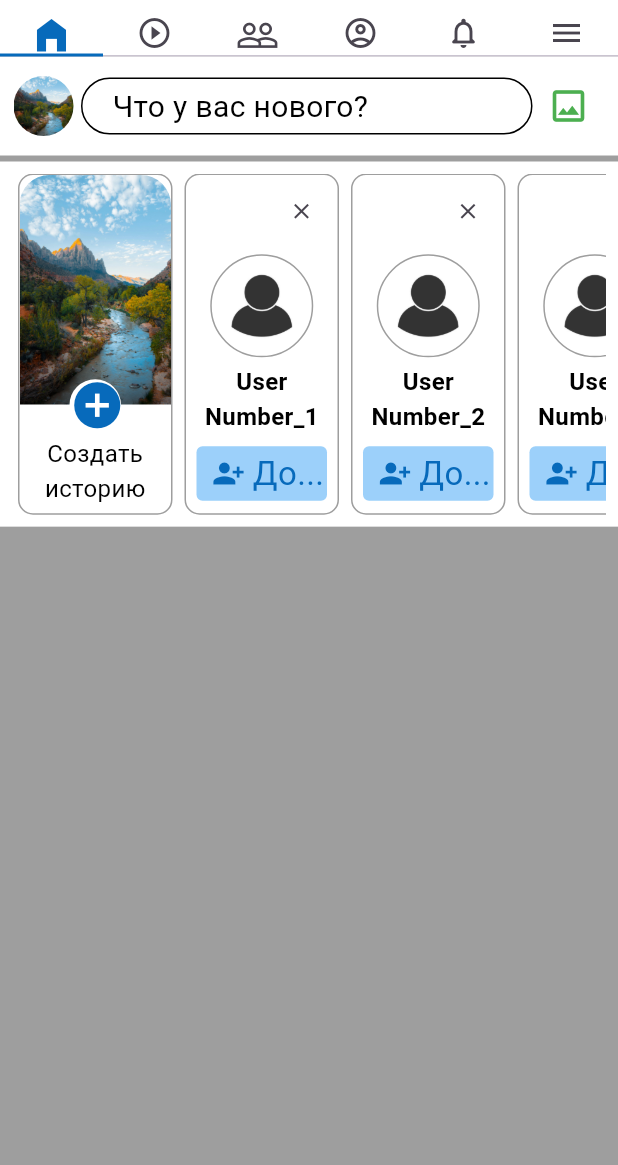
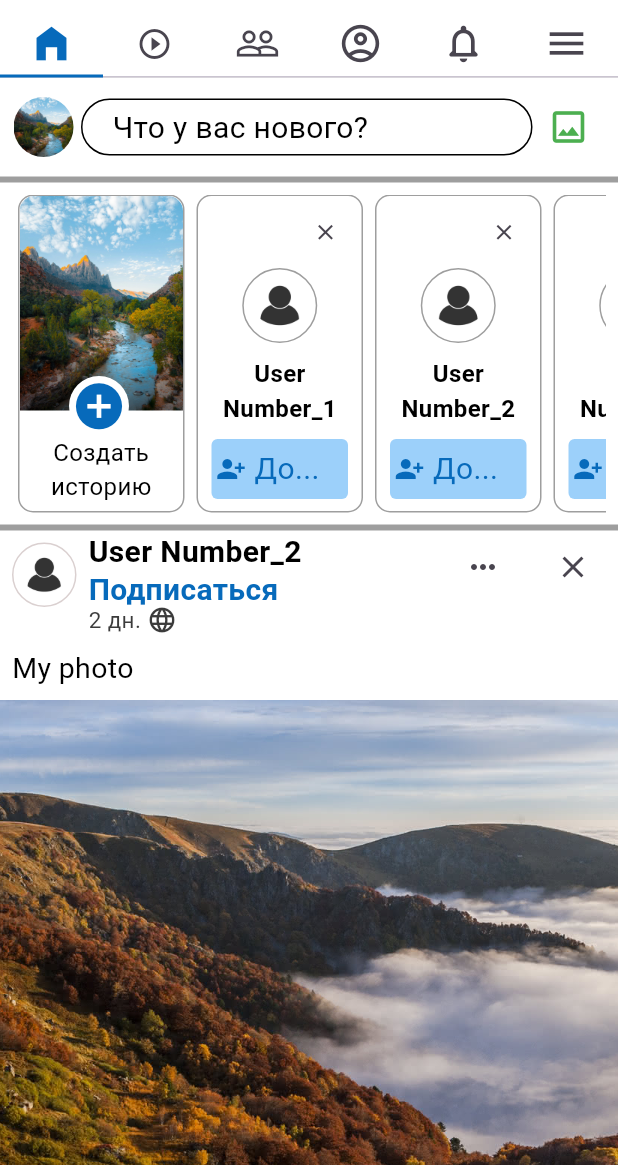
Before and after one commit to NarekMatevosyan/facebook, a Flutter app: the screen it shows after launch, after a tap on the "close" icon, on a phone screen of 412 x 824 dp, the part 71-1236 px from its top. Run offline on Flutter 3.47's test engine with Material 3 defaults, Android fonts, the phone set to English and light mode, and no system bars.

Commit message:
home_screen_content_posts

```diff
--- a/lib/features/home/app_bar.dart/second_sliver_app_bar.dart
+++ b/lib/features/home/app_bar.dart/second_sliver_app_bar.dart
@@ -2,17 +2,17 @@ import 'package:flutter/material.dart';
 
 class SecondSliverAppBar extends SliverPersistentHeaderDelegate {
   @override
-  double get minExtent => 29.0;
+  double get minExtent => 43.0;
 
   @override
-  double get maxExtent => 29.0;
+  double get maxExtent => 43.0;
 
   @override
   Widget build(
       BuildContext context, double shrinkOffset, bool overlapsContent) {
     return Container(
       color: Colors.white,
-      height: 29.0,
+      height: 43.0,
       child: const TabBar(
         labelColor: Color.fromARGB(255, 7, 106, 187),
         indicatorColor: Color.fromARGB(255, 7, 106, 187),
@@ -21,7 +21,7 @@ class SecondSliverAppBar extends SliverPersistentHeaderDelegate {
           Tab(
             icon: Icon(
               Icons.home_filled,
-              size: 29.0,
+              size: 30.0,
             ),
           ),
           Tab(
@@ -31,15 +31,25 @@ class SecondSliverAppBar extends SliverPersistentHeaderDelegate {
           Tab(
             icon: Icon(
               Icons.people_outline,
-              size: 29.0,
+              size: 30.0,
             ),
           ),
           Tab(
-            icon: Icon(Icons.account_circle_outlined),
+            icon: Icon(
+              Icons.account_circle_outlined,
+              size: 30.0,
+            ),
           ),
-          Tab(icon: Icon(Icons.notifications_none_rounded)),
           Tab(
-            icon: Icon(Icons.menu),
+              icon: Icon(
+            Icons.notifications_none_rounded,
+            size: 30.0,
+          )),
+          Tab(
+            icon: Icon(
+              Icons.menu,
+              size: 30.0,
+            ),
           ),
         ],
       ),
--- a/lib/features/home/home_screen.dart
+++ b/lib/features/home/home_screen.dart
@@ -1,6 +1,7 @@
 import 'package:flutter/material.dart';
 
 import 'package:flutter_facebook/features/home/app_bar.dart/custom_app_bar.dart';
+import 'package:flutter_facebook/features/home/widgets/home_screen_content.dart';
 import 'package:flutter_facebook/features/home/widgets/rec_users_section.dart';
 import 'package:flutter_facebook/features/home/widgets/user_tools.dart';
 import 'app_bar.dart/second_sliver_app_bar.dart';
@@ -12,6 +13,7 @@ class HomeScreen extends StatelessWidget {
   Widget build(BuildContext context) {
     return DefaultTabController(
       length: 6,
+      child: SafeArea(
         child: Scaffold(
           backgroundColor: Colors.grey,
           body: CustomScrollView(
@@ -33,12 +35,15 @@ class HomeScreen extends StatelessWidget {
                       color: Colors.white,
                       child: const RecUsersSection(),
                     ),
+                    const SizedBox(height: 4.0),
+                    const HomeScreenContent(),
                   ],
                 ),
               ),
             ],
           ),
         ),
+      ),
     );
   }
 }
--- a/lib/features/home/models/content_view_model.dart
+++ /dev/null
@@ -1,12 +0,0 @@
-import 'package:flutter_facebook/features/home/models/user_view_model.dart';
-
-class ContentViewModel {
-  final List<String> recPhotos;
-  final List<String> recReels;
-  final List<UserViewModel> recUsers;
-
-  ContentViewModel(
-      {required this.recPhotos,
-      required this.recReels,
-      required this.recUsers});
-}
--- /dev/null
+++ b/lib/features/home/models/post_view_model.dart
@@ -0,0 +1,20 @@
+import 'package:flutter_facebook/features/home/models/user_view_model.dart';
+
+class PostViewModel {
+  final String image;
+  final String description;
+  final UserViewModel poster;
+  final int postTime;
+  final int likes;
+  final int comments;
+  final int shares;
+
+  PostViewModel(
+      {required this.postTime,
+      required this.description,
+      required this.image,
+      required this.poster,
+      required this.likes,
+      required this.comments,
+      required this.shares});
+}
--- /dev/null
+++ b/lib/features/home/widgets/action_buttons_section.dart
@@ -0,0 +1,145 @@
+import 'package:flutter/material.dart';
+
+class ActionSectionButtons extends StatelessWidget {
+  const ActionSectionButtons({super.key});
+
+  @override
+  Widget build(BuildContext context) {
+    final width = MediaQuery.of(context).size.width;
+    return Row(
+      crossAxisAlignment: CrossAxisAlignment.start,
+      children: [
+        SizedBox(
+          width: width / 4.8,
+          child: TextButton(
+            style: ButtonStyle(
+              shape: MaterialStateProperty.all<OutlinedBorder>(
+                const RoundedRectangleBorder(
+                  borderRadius: BorderRadius.zero,
+                ),
+              ),
+            ),
+            child: const Column(
+              children: [
+                Padding(
+                  padding: EdgeInsets.only(top: 3.0),
+                  child: Icon(
+                    Icons.thumb_up_alt_outlined,
+                    color: Color.fromARGB(255, 109, 107, 107),
+                    size: 15.0,
+                  ),
+                ),
+                Text(
+                  'Нравиться',
+                  style: TextStyle(
+                    fontSize: 15.0,
+                    color: Color.fromARGB(255, 109, 107, 107),
+                  ),
+                  maxLines: 1,
+                  overflow: TextOverflow.ellipsis,
+                ),
+              ],
+            ),
+            onPressed: () {},
+          ),
+        ),
+        SizedBox(
+          width: width / 3,
+          child: TextButton(
+            style: ButtonStyle(
+              shape: MaterialStateProperty.all<OutlinedBorder>(
+                const RoundedRectangleBorder(
+                  borderRadius: BorderRadius.zero,
+                ),
+              ),
+            ),
+            child: const Column(
+              children: [
+                Padding(
+                  padding: EdgeInsets.only(top: 3.0),
+                  child: Icon(
+                    Icons.message_outlined,
+                    color: Color.fromARGB(255, 109, 107, 107),
+                    size: 15.0,
+                  ),
+                ),
+                Text(
+                  'Комментировать',
+                  style: TextStyle(
+                    fontSize: 15.0,
+                    color: Color.fromARGB(255, 109, 107, 107),
+                  ),
+                ),
+              ],
+            ),
+            onPressed: () {},
+          ),
+        ),
+        SizedBox(
+          width: width / 4.5,
+          child: TextButton(
+            style: ButtonStyle(
+              shape: MaterialStateProperty.all<OutlinedBorder>(
+                const RoundedRectangleBorder(
+                  borderRadius: BorderRadius.zero,
+                ),
+              ),
+            ),
+            child: const Column(
+              children: [
+                Padding(
+                  padding: EdgeInsets.only(top: 3.0),
+                  child: Icon(
+                    Icons.send_sharp,
+                    color: Color.fromARGB(255, 109, 107, 107),
+                    size: 15.0,
+                  ),
+                ),
+                Text(
+                  'Отправить',
+                  style: TextStyle(
+                    fontSize: 15.0,
+                    color: Color.fromARGB(255, 109, 107, 107),
+                  ),
+                ),
+              ],
+            ),
+            onPressed: () {},
+          ),
+        ),
+        SizedBox(
+          width: width / 4.26,
+          child: TextButton(
+            style: ButtonStyle(
+              shape: MaterialStateProperty.all<OutlinedBorder>(
+                const RoundedRectangleBorder(
+                  borderRadius: BorderRadius.zero,
+                ),
+              ),
+            ),
+            child: const Column(
+              children: [
+                Padding(
+                  padding: EdgeInsets.only(top: 3.0),
+                  child: Icon(
+                    Icons.share,
+                    color: Color.fromARGB(255, 109, 107, 107),
+                    size: 15.0,
+                  ),
+                ),
+                Text(
+                  'Поделиться',
+                  style: TextStyle(
+                    fontSize: 15.0,
+                    color: Color.fromARGB(255, 109, 107, 107),
+                  ),
+                ),
+              ],
+            ),
+            onPressed: () {},
+          ),
+        ),
+      ],
+    );
+  }
+}
--- /dev/null
+++ b/lib/features/home/widgets/action_section.dart
@@ -0,0 +1,79 @@
+import 'package:flutter/material.dart';
+import 'package:flutter_facebook/features/home/widgets/action_buttons_section.dart';
+
+class ActionSection extends StatelessWidget {
+  const ActionSection(
+      {super.key,
+      required this.likes,
+      required this.comments,
+      required this.shares});
+
+  final int likes;
+  final int comments;
+  final int shares;
+
+  @override
+  Widget build(BuildContext context) {
+    return Column(
+      children: [
+        Padding(
+          padding: const EdgeInsets.all(8.0),
+          child: Row(
+            children: [
+              Container(
+                height: 17.0,
+                width: 17.0,
+                decoration: const BoxDecoration(
+                    color: Colors.blue, shape: BoxShape.circle),
+                child: const Icon(
+                  Icons.thumb_up,
+                  color: Colors.white,
+                  size: 10.0,
+                ),
+              ),
+              const Text(
+                '😊 ',
+                style: TextStyle(
+                  fontSize: 15,
+                ),
+              ),
+              Text(
+                '$likes',
+                style: const TextStyle(
+                  color: Color.fromARGB(255, 109, 107, 107),
+                ),
+              ),
+              const Spacer(),
+              Text(
+                '$comments Комментария',
+                style: const TextStyle(
+                  color: Color.fromARGB(255, 109, 107, 107),
+                ),
+              ),
+              const SizedBox(
+                width: 10.0,
+              ),
+              Padding(
+                padding: const EdgeInsets.only(right: 3.0),
+                child: Text(
+                  'Поделились: $shares',
+                  style: const TextStyle(
+                    color: Color.fromARGB(255, 109, 107, 107),
+                  ),
+                ),
+              ),
+            ],
+          ),
+        ),
+        Padding(
+          padding: const EdgeInsets.symmetric(horizontal: 10.0),
+          child: Container(
+            height: 1.0,
+            color: Colors.grey,
+          ),
+        ),
+        const ActionSectionButtons(),
+      ],
+    );
+  }
+}
--- /dev/null
+++ b/lib/features/home/widgets/home_screen_content.dart
@@ -0,0 +1,63 @@
+import 'package:flutter/material.dart';
+import 'package:flutter_facebook/features/home/widgets/post.dart';
+import 'package:flutter_facebook/features/home/models/post_view_model.dart';
+import 'package:flutter_facebook/features/home/models/user_view_model.dart';
+
+class HomeScreenContent extends StatelessWidget {
+  const HomeScreenContent({super.key});
+
+  @override
+  Widget build(BuildContext context) {
+    return Column(
+      children: [
+        Post(
+          post: PostViewModel(
+            image: 'assets/images/massif.jpg',
+            description: 'My photo',
+            postTime: 2,
+            poster: UserViewModel(
+                id: 2,
+                surname: 'Number_2',
+                name: 'User',
+                avatar: 'assets/images/rec_user_photo.jpg'),
+            likes: 201,
+            comments: 13,
+            shares: 2,
+          ),
+        ),
+        const SizedBox(height: 4.0),
+        Post(
+          post: PostViewModel(
+            image: 'assets/images/landscape.jpg',
+            description: 'My photo',
+            postTime: 4,
+            poster: UserViewModel(
+                id: 5,
+                surname: 'Number_5',
+                name: 'User',
+                avatar: 'assets/images/rec_user_photo.jpg'),
+            likes: 217,
+            comments: 64,
+            shares: 48,
+          ),
+        ),
+        const SizedBox(height: 4.0),
+        Post(
+          post: PostViewModel(
+            image: 'assets/images/mountain.jpg',
+            description: 'My photo',
+            postTime: 8,
+            poster: UserViewModel(
+                id: 3,
+                surname: 'Number_3',
+                name: 'User',
+                avatar: 'assets/images/rec_user_photo.jpg'),
+            likes: 8,
+            comments: 2,
+            shares: 0,
+          ),
+        ),
+      ],
+    );
+  }
+}
--- /dev/null
+++ b/lib/features/home/widgets/post.dart
@@ -0,0 +1,38 @@
+import 'package:flutter/material.dart';
+import 'package:flutter_facebook/features/home/models/post_view_model.dart';
+import 'package:flutter_facebook/features/home/widgets/action_section.dart';
+import 'package:flutter_facebook/features/home/widgets/post_header.dart';
+
+class Post extends StatelessWidget {
+  const Post({super.key, required this.post});
+
+  final PostViewModel post;
+
+  @override
+  Widget build(BuildContext context) {
+    return Container(
+      color: Colors.white,
+      child: Column(
+        children: [
+          PostHeader(
+            postTime: post.postTime,
+            posterAvatar: post.poster.avatar,
+            posterName: '${post.poster.name} ${post.poster.surname}',
+            postDescription: post.description,
+          ),
+          Container(
+            height: 450.0,
+            decoration: BoxDecoration(
+              image: DecorationImage(
+                fit: BoxFit.cover,
+                image: AssetImage(post.image),
+              ),
+            ),
+          ),
+          ActionSection(
+              likes: post.likes, comments: post.comments, shares: post.shares),
+        ],
+      ),
+    );
+  }
+}
--- /dev/null
+++ b/lib/features/home/widgets/post_header.dart
@@ -0,0 +1,108 @@
+import 'package:flutter/material.dart';
+
+class PostHeader extends StatelessWidget {
+  const PostHeader(
+      {super.key,
+      required this.posterAvatar,
+      required this.posterName,
+      required this.postDescription,
+      required this.postTime});
+  final String posterAvatar;
+  final String posterName;
+  final String postDescription;
+  final int postTime;
+
+  @override
+  Widget build(BuildContext context) {
+    return Column(
+      crossAxisAlignment: CrossAxisAlignment.start,
+      children: [
+        Row(
+          crossAxisAlignment: CrossAxisAlignment.start,
+          children: [
+            Padding(
+              padding: const EdgeInsets.all(8.0),
+              child: Container(
+                height: 43.0,
+                width: 43.0,
+                decoration: BoxDecoration(
+                  border: Border.all(
+                      color: const Color.fromARGB(255, 218, 208, 208)),
+                  shape: BoxShape.circle,
+                  image: DecorationImage(
+                      image: AssetImage(posterAvatar), fit: BoxFit.cover),
+                ),
+              ),
+            ),
+            Column(
+              crossAxisAlignment: CrossAxisAlignment.start,
+              children: [
+                Text(
+                  posterName,
+                  style: const TextStyle(
+                    color: Colors.black,
+                    fontWeight: FontWeight.bold,
+                    fontSize: 20.0,
+                  ),
+                ),
+                GestureDetector(
+                  onTap: () {},
+                  child: const Text(
+                    'Подписаться',
+                    style: TextStyle(
+                      height: 1.0,
+                      color: Color.fromARGB(255, 7, 106, 187),
+                      fontWeight: FontWeight.bold,
+                      fontSize: 20.0,
+                    ),
+                  ),
+                ),
+                Row(
+                  children: [
+                    Text(
+                      '$postTime дн. ',
+                      style: const TextStyle(
+                        fontSize: 15.0,
+                        color: Color.fromARGB(255, 59, 59, 59),
+                      ),
+                    ),
+                    const Icon(
+                      size: 20.0,
+                      Icons.language,
+                      color: Color.fromARGB(255, 59, 59, 59),
+                    ),
+                  ],
+                )
+              ],
+            ),
+            const Spacer(),
+            Padding(
+              padding: const EdgeInsets.symmetric(horizontal: 6.0),
+              child: IconButton(
+                icon: const Icon(Icons.more_horiz),
+                onPressed: () {},
+              ),
+            ),
+            Padding(
+              padding: const EdgeInsets.symmetric(horizontal: 6.0),
+              child: IconButton(
+                icon: const Icon(Icons.close),
+                onPressed: () {},
+              ),
+            ),
+          ],
+        ),
+        Padding(
+          padding: const EdgeInsets.all(8.0),
+          child: Text(
+            postDescription,
+            style: const TextStyle(
+                color: Colors.black,
+                fontSize: 19.0,
+                fontWeight: FontWeight.w400),
+          ),
+        ),
+      ],
+    );
+  }
+}
--- a/lib/features/home/widgets/rec_user_contanier.dart
+++ b/lib/features/home/widgets/rec_user_contanier.dart
@@ -1,5 +1,4 @@
 import 'package:flutter/material.dart';
-import 'package:flutter/widgets.dart';
 
 class RecUserContainer extends StatefulWidget {
   const RecUserContainer({
@@ -22,8 +21,7 @@ class _RecUserContainerState extends State<RecUserContainer> {
 
   @override
   Widget build(BuildContext context) {
-    final double itemWidth = MediaQuery.of(context).size.width / 4;
-    final double itemHeight = MediaQuery.of(context).size.height / 3.5;
+    const double itemWidth = 111.0;
 
     return Container(
       width: itemWidth,
@@ -47,8 +45,8 @@ class _RecUserContainerState extends State<RecUserContainer> {
             ],
           ),
           Container(
-            height: itemHeight / 3,
-            width: itemWidth / 3 * 2,
+            height: 50.0,
+            width: 50.0,
             decoration: BoxDecoration(
               shape: BoxShape.circle,
               border: Border.all(color: Colors.grey),
@@ -58,6 +56,7 @@ class _RecUserContainerState extends State<RecUserContainer> {
               ),
             ),
           ),
+          const Spacer(),
           Text(
             widget.name,
             style: const TextStyle(
@@ -74,10 +73,13 @@ class _RecUserContainerState extends State<RecUserContainer> {
                 fontWeight: FontWeight.bold,
                 fontSize: 16.0),
           ),
-          SizedBox(
-            height: itemHeight / 28,
-          ),
-          GestureDetector(
+          const Spacer(),
+          Padding(
+            padding: const EdgeInsets.only(bottom: 8.0),
+            child: SizedBox(
+              height: 40.0,
+              width: 91.0,
+              child: GestureDetector(
                 onTap: () {
                   setState(() {
                     isSelected = !isSelected;
@@ -91,22 +93,21 @@ class _RecUserContainerState extends State<RecUserContainer> {
                         : const Color.fromARGB(255, 156, 208, 250),
                     borderRadius: BorderRadius.circular(4.0),
                   ),
-              height: itemHeight / 6.5,
-              width: itemWidth - 16,
                   child: SizedBox(
-                width: itemWidth - 16,
+                    width: 91.0,
                     child: Row(
+                      mainAxisAlignment: MainAxisAlignment.start,
                       children: [
-                    SizedBox(
-                      width: itemWidth / 10,
-                    ),
                         if (!isSelected)
-                      const Icon(
+                          const Padding(
+                            padding: EdgeInsets.only(left: 3.0),
+                            child: Icon(
                               Icons.person_add_alt_1,
-                        size: 22.0,
+                              size: 20.0,
                               color: Color.fromARGB(255, 7, 106, 187),
                             ),
-                    SizedBox(
+                          ),
+                        const SizedBox(
                           width: itemWidth / 20,
                         ),
                         isSelected
@@ -114,7 +115,7 @@ class _RecUserContainerState extends State<RecUserContainer> {
                                 'Отме...',
                                 style: TextStyle(
                                   color: Colors.grey,
-                              fontSize: 22.0,
+                                  fontSize: 20.0,
                                 ),
                                 overflow: TextOverflow.ellipsis,
                               )
@@ -122,11 +123,13 @@ class _RecUserContainerState extends State<RecUserContainer> {
                                 'До...',
                                 style: TextStyle(
                                   color: Color.fromARGB(255, 7, 106, 187),
-                              fontSize: 22.0,
+                                  fontSize: 20.0,
                                 ),
                                 overflow: TextOverflow.ellipsis,
                               ),
                       ],
+                    ),
+                  ),
                 ),
               ),
             ),
--- a/lib/features/home/widgets/rec_users_section.dart
+++ b/lib/features/home/widgets/rec_users_section.dart
@@ -52,7 +52,7 @@ class _RecUsersSectionState extends State<RecUsersSection> {
 
   @override
   Widget build(BuildContext context) {
-    final double itemHeight = MediaQuery.of(context).size.height / 3.5;
+    const double itemHeight = 220.0;
 
     return Column(
       children: [
--- a/lib/features/home/widgets/user_story.dart
+++ b/lib/features/home/widgets/user_story.dart
@@ -1,6 +1,4 @@
-import 'package:flutter/cupertino.dart';
 import 'package:flutter/material.dart';
-import 'package:flutter/widgets.dart';
 import 'package:flutter_facebook/features/home/models/user_view_model.dart';
 
 class UserStory extends StatelessWidget {
@@ -8,8 +6,8 @@ class UserStory extends StatelessWidget {
 
   @override
   Widget build(BuildContext context) {
-    final double itemHeight = MediaQuery.of(context).size.height / 3.5;
-    final double itemWidth = MediaQuery.of(context).size.width / 4;
+    const double itemWidth = 111.0;
+    const double itemHeight = 220.0;
     final UserViewModel user = UserViewModel(
         id: 0,
         surname: 'number_0',
@@ -38,17 +36,17 @@ class UserStory extends StatelessWidget {
                 image: AssetImage(user.avatar),
               ),
               borderRadius: const BorderRadius.only(
-                topLeft: Radius.circular(20.0),
-                topRight: Radius.circular(20.0),
+                topLeft: Radius.circular(10.0),
+                topRight: Radius.circular(10.0),
               ),
             ),
           ),
         ),
-        Positioned(
+        const Positioned(
           bottom: itemHeight / 40,
           child: SizedBox(
             width: itemWidth,
-            child: const Text(
+            child: Text(
               textAlign: TextAlign.center,
               'Создать историю',
               style: TextStyle(
@@ -59,11 +57,11 @@ class UserStory extends StatelessWidget {
           ),
         ),
         Positioned(
-          right: itemWidth / 3,
-          bottom: itemHeight / 4.4,
+          right: 37.0,
+          bottom: 51.0,
           child: Container(
-            height: itemHeight / 6,
-            width: itemWidth / 3,
+            height: 40,
+            width: 40,
             decoration: const BoxDecoration(
                 color: Colors.white, shape: BoxShape.circle),
             child: const Icon(
--- a/pubspec.yaml
+++ b/pubspec.yaml
@@ -24,3 +24,7 @@ flutter:
     - assets/images/icons/round-bell.svg
     - assets/images/user_avatar.jpg
     - assets/images/rec_user_photo.jpg
+    - assets/images/landscape.jpg
+    - assets/images/massif.jpg
+    - assets/images/mountain.jpg
+    - assets/images/thumb_up.jpg
```
Also changed, not shown: assets/images/landscape.jpg (added), assets/images/massif.jpg (added), assets/images/mountain.jpg (added), assets/images/thumb_up.jpg (added). Lines whose indentation alone changed are shown as unchanged.
